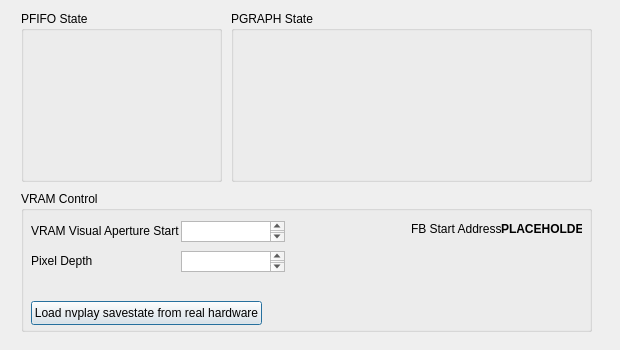
Qt form src/qt/qt_gpudebug_visualnv.ui (86Box/86Box) before a commit.
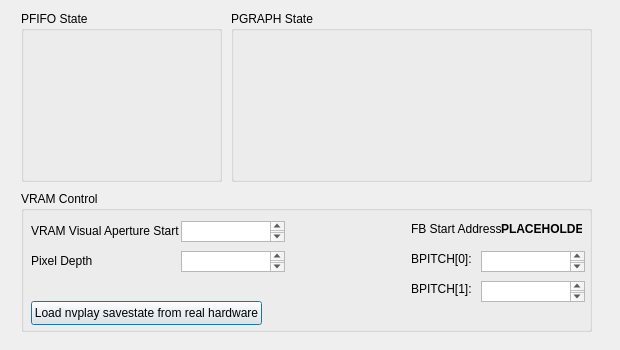
The same form after that commit.

Commit message: Make visualnv window not modal and also allow writing to multiple destination buffers

```diff
--- a/src/qt/qt_gpudebug_visualnv.ui
+++ b/src/qt/qt_gpudebug_visualnv.ui
@@ -157,6 +157,52 @@
         <string>Load nvplay savestate from real hardware</string>
        </property>
       </widget>
+      <widget class="QLabel" name="BPITCH">
+       <property name="geometry">
+        <rect>
+         <x>390</x>
+         <y>60</y>
+         <width>61</width>
+         <height>16</height>
+        </rect>
+       </property>
+       <property name="text">
+        <string>&lt;html&gt;&lt;head/&gt;&lt;body&gt;&lt;p&gt;BPITCH[0]:&lt;/p&gt;&lt;/body&gt;&lt;/html&gt;</string>
+       </property>
+      </widget>
+      <widget class="QPlainTextEdit" name="plainTextEdit_3">
+       <property name="geometry">
+        <rect>
+         <x>460</x>
+         <y>60</y>
+         <width>104</width>
+         <height>21</height>
+        </rect>
+       </property>
+      </widget>
+      <widget class="QPlainTextEdit" name="plainTextEdit_4">
+       <property name="geometry">
+        <rect>
+         <x>460</x>
+         <y>90</y>
+         <width>104</width>
+         <height>21</height>
+        </rect>
+       </property>
+      </widget>
+      <widget class="QLabel" name="BPITCH_2">
+       <property name="geometry">
+        <rect>
+         <x>390</x>
+         <y>90</y>
+         <width>61</width>
+         <height>16</height>
+        </rect>
+       </property>
+       <property name="text">
+        <string>&lt;html&gt;&lt;head/&gt;&lt;body&gt;&lt;p&gt;BPITCH[1]:&lt;/p&gt;&lt;/body&gt;&lt;/html&gt;</string>
+       </property>
+      </widget>
      </widget>
     </widget>
    </item>
```
Left out of the diff: 2 changed lines with no effect on the pictures. The commit also changes 9 other files.
